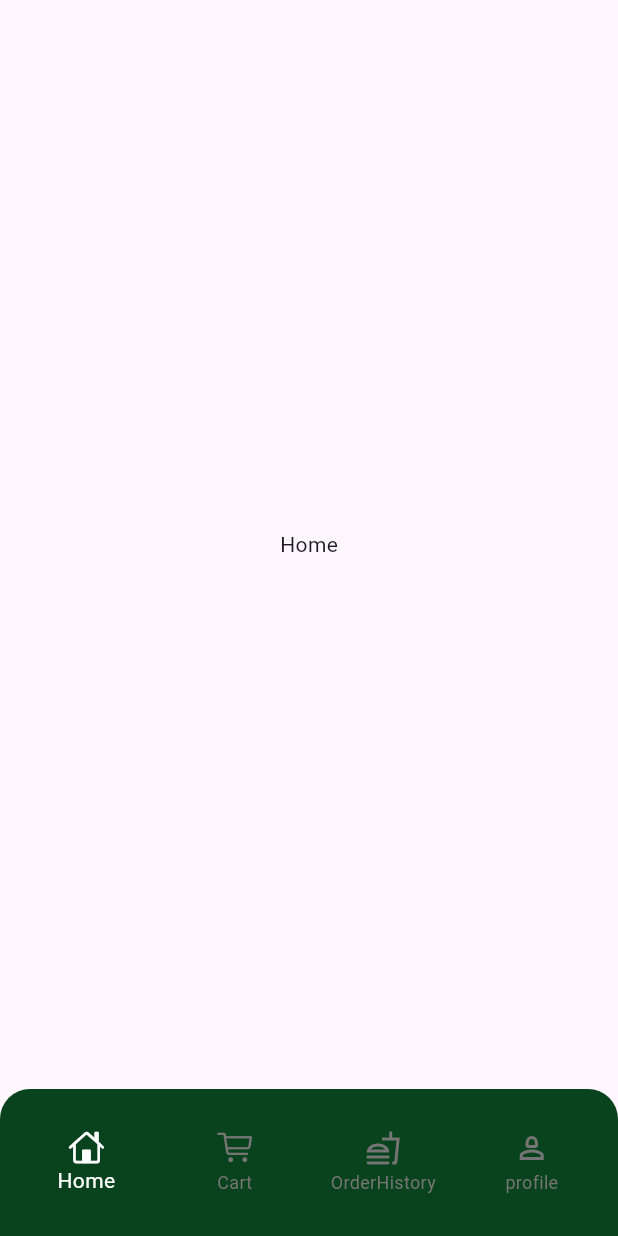
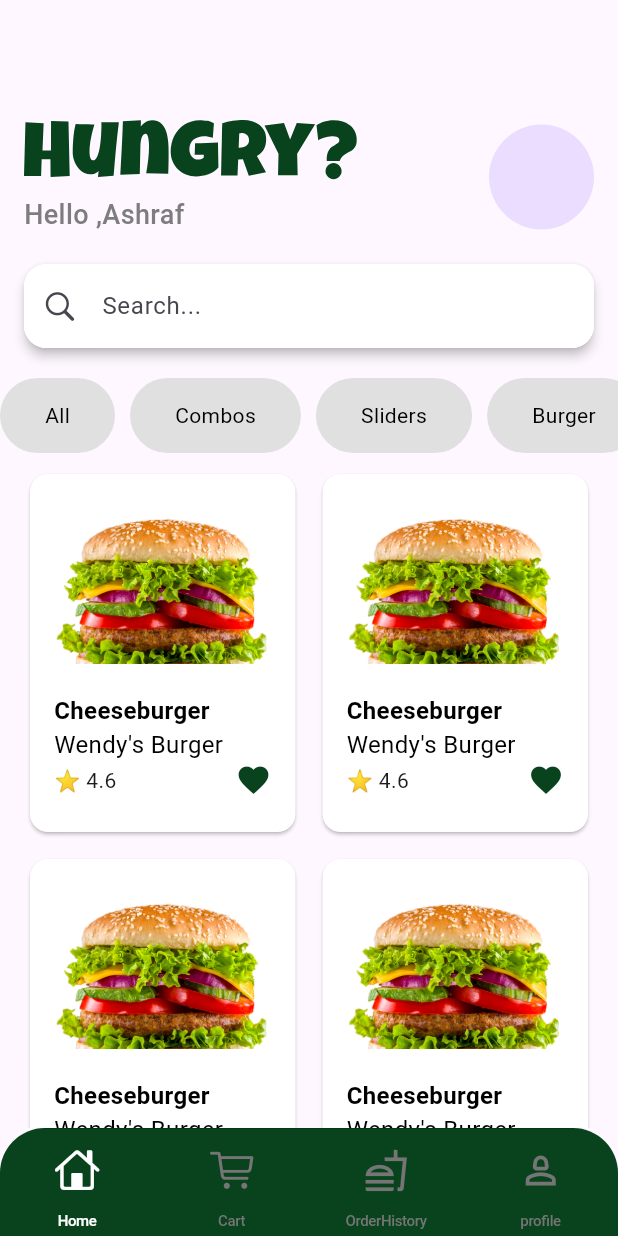
Before and after one commit to AshrafElManDoh/hungry_app, a Flutter app: the screen it shows after launch, on a phone screen of 412 x 824 dp. Run offline on Flutter 3.47's test engine with Material 3 defaults, Android fonts, the phone set to English and light mode, and no system bars; our stand-ins replace flutter_svg, gap.

Commit message:
home and details ui

```diff
--- /dev/null
+++ b/lib/core/utils/app_styles.dart
@@ -0,0 +1,13 @@
+import 'package:flutter/material.dart';
+
+abstract class AppStyles {
+  static TextStyle style18() => TextStyle(
+    fontSize: 18,
+    color: Color(0xff7D7D7D),
+    fontWeight: FontWeight.w500,
+  );
+  static TextStyle style16() =>
+      TextStyle(fontSize: 16, color: Colors.black, fontWeight: FontWeight.w700);
+  static TextStyle style32() =>
+      TextStyle(fontSize: 32, color: Colors.black, fontWeight: FontWeight.w400);
+}
--- /dev/null
+++ b/lib/features/home/data/item_model.dart
@@ -0,0 +1,13 @@
+class ItemModel {
+  final String image;
+  final String title;
+  final String subtitle;
+  final double rate;
+
+  ItemModel({
+    required this.image,
+    required this.title,
+    required this.subtitle,
+    required this.rate,
+  });
+}
--- a/lib/features/home/views/home_view.dart
+++ b/lib/features/home/views/home_view.dart
@@ -1,12 +1,133 @@
 import 'package:flutter/material.dart';
+import 'package:gap/gap.dart';
+import 'package:hungry_app/features/home/data/item_model.dart';
+import 'package:hungry_app/features/home/views/widgets/categories.dart';
+import 'package:hungry_app/features/home/views/widgets/header.dart';
+import 'package:hungry_app/features/home/views/widgets/item_widget.dart';
+import 'package:hungry_app/features/home/views/widgets/search_text_field.dart';
+import 'package:hungry_app/features/product/views/product_view.dart';
 
-class HomeView extends StatelessWidget {
+class HomeView extends StatefulWidget {
   const HomeView({super.key});
 
   @override
+  State<HomeView> createState() => _HomeViewState();
+}
+
+class _HomeViewState extends State<HomeView> {
+  final List<ItemModel> items = [
+    ItemModel(
+      image: "assets/splash/splash.png",
+      title: "Cheeseburger",
+      subtitle: "Wendy's Burger",
+      rate: 4.6,
+    ),
+    ItemModel(
+      image: "assets/splash/splash.png",
+      title: "Cheeseburger",
+      subtitle: "Wendy's Burger",
+      rate: 4.6,
+    ),
+    ItemModel(
+      image: "assets/splash/splash.png",
+      title: "Cheeseburger",
+      subtitle: "Wendy's Burger",
+      rate: 4.6,
+    ),
+    ItemModel(
+      image: "assets/splash/splash.png",
+      title: "Cheeseburger",
+      subtitle: "Wendy's Burger",
+      rate: 4.6,
+    ),
+    ItemModel(
+      image: "assets/splash/splash.png",
+      title: "Cheeseburger",
+      subtitle: "Wendy's Burger",
+      rate: 4.6,
+    ),
+    ItemModel(
+      image: "assets/splash/splash.png",
+      title: "Cheeseburger",
+      subtitle: "Wendy's Burger",
+      rate: 4.6,
+    ),
+    ItemModel(
+      image: "assets/splash/splash.png",
+      title: "Cheeseburger",
+      subtitle: "Wendy's Burger",
+      rate: 4.6,
+    ),
+    ItemModel(
+      image: "assets/splash/splash.png",
+      title: "Cheeseburger",
+      subtitle: "Wendy's Burger",
+      rate: 4.6,
+    ),
+    ItemModel(
+      image: "assets/splash/splash.png",
+      title: "Cheeseburger",
+      subtitle: "Wendy's Burger",
+      rate: 4.6,
+    ),
+    ItemModel(
+      image: "assets/splash/splash.png",
+      title: "ChickenBurger",
+      subtitle: "Wendy's Burger",
+      rate: 4.8,
+    ),
+  ];
+  @override
   Widget build(BuildContext context) {
-    return Scaffold(
-      body: Center(child: Text("Home"),),
+    return GestureDetector(
+      onTap: () => FocusScope.of(context).unfocus(),
+      child: Scaffold(
+        body: CustomScrollView(
+          physics: BouncingScrollPhysics(),
+          slivers: [
+            SliverToBoxAdapter(
+              child: Padding(
+                padding: const EdgeInsets.symmetric(horizontal: 16),
+                child: Column(
+                  children: const [
+                    Gap(80),
+                    Header(),
+                    Gap(20),
+                    SearchTextField(),
+                    Gap(20),
+                  ],
+                ),
+              ),
+            ),
+            SliverToBoxAdapter(
+              child: Column(children: const [Categories(), Gap(10)]),
+            ),
+            SliverPadding(
+              padding: EdgeInsets.symmetric(horizontal: 16),
+              sliver: SliverGrid(
+                delegate: SliverChildBuilderDelegate(
+                  childCount: items.length,
+                  (context, index) => GestureDetector(
+                    onTap: () {
+                      Navigator.push(
+                        context,
+                        MaterialPageRoute(builder: (context) => ProductView()),
+                      );
+                    },
+                    child: ItemWidget(item: items[index]),
+                  ),
+                ),
+                gridDelegate: SliverGridDelegateWithFixedCrossAxisCount(
+                  childAspectRatio: 0.75,
+                  crossAxisCount: 2,
+                  mainAxisSpacing: 10,
+                  crossAxisSpacing: 10,
+                ),
+              ),
+            ),
+          ],
+        ),
+      ),
     );
   }
 }
--- /dev/null
+++ b/lib/features/home/views/widgets/categories.dart
@@ -0,0 +1,48 @@
+import 'package:flutter/material.dart';
+import 'package:hungry_app/core/constants/app_colors.dart';
+
+class Categories extends StatefulWidget {
+  const Categories({super.key});
+
+  @override
+  State<Categories> createState() => _CategoriesState();
+}
+
+class _CategoriesState extends State<Categories> {
+  List<String> categories = ["All", "Combos", "Sliders", "Burger"];
+  int? selectedCategory;
+  @override
+  Widget build(BuildContext context) {
+    return SingleChildScrollView(
+      scrollDirection: Axis.horizontal,
+      child: Row(
+        spacing: 10,
+        children: List.generate(
+          categories.length,
+          (index) => GestureDetector(
+            onTap: (){
+              setState(() {
+                selectedCategory = index ;
+              });
+            },
+            child: Container(
+              padding: EdgeInsets.symmetric(horizontal: 30, vertical: 15),
+              decoration: BoxDecoration(
+                color: selectedCategory == index
+                    ? AppColors.primaryColor
+                    : Colors.grey.shade300,
+                borderRadius: BorderRadius.circular(25),
+              ),
+              child: Text(
+                categories[index],
+                style: TextStyle(
+                  color: selectedCategory == index ? Colors.white : Colors.black,
+                ),
+              ),
+            ),
+          ),
+        ),
+      ),
+    );
+  }
+}
--- /dev/null
+++ b/lib/features/home/views/widgets/header.dart
@@ -0,0 +1,34 @@
+import 'package:flutter/material.dart';
+import 'package:flutter_svg/flutter_svg.dart';
+import 'package:gap/gap.dart';
+import 'package:hungry_app/core/constants/app_colors.dart';
+import 'package:hungry_app/core/utils/app_styles.dart';
+
+class Header extends StatelessWidget {
+  const Header({super.key});
+
+  @override
+  Widget build(BuildContext context) {
+    return Row(
+      children: [
+        Column(
+          crossAxisAlignment: CrossAxisAlignment.start,
+          children: [
+            SvgPicture.asset(
+              "assets/logo/hungry.svg",
+              height: 40,
+              colorFilter: ColorFilter.mode(
+                AppColors.primaryColor,
+                BlendMode.srcIn,
+              ),
+            ),Gap(10),
+            Text("Hello ,Ashraf",style: AppStyles.style18(),),
+          ],
+        ),Spacer(),
+        CircleAvatar(
+          radius: 35,
+        ),
+      ],
+    );
+  }
+}
--- /dev/null
+++ b/lib/features/home/views/widgets/item_widget.dart
@@ -0,0 +1,44 @@
+import 'package:flutter/material.dart';
+import 'package:gap/gap.dart';
+import 'package:hungry_app/core/constants/app_colors.dart';
+
+import '../../../../core/utils/app_styles.dart';
+import '../../data/item_model.dart';
+
+class ItemWidget extends StatelessWidget {
+  const ItemWidget({super.key, required this.item});
+
+  final ItemModel item;
+
+  @override
+  Widget build(BuildContext context) {
+    return Card(
+      color: Colors.white,
+      child: Padding(
+        padding: const EdgeInsets.all(16),
+        child: Column(
+          crossAxisAlignment: CrossAxisAlignment.start,
+          children: [
+            Image.asset(item.image, height: 120),
+            Gap(10),
+            Text(item.title, style: AppStyles.style16()),
+            Text(
+              item.subtitle,
+              style: AppStyles.style16().copyWith(fontWeight: FontWeight.w400),
+            ),
+            Row(
+              mainAxisAlignment: MainAxisAlignment.spaceBetween,
+              children: [
+                Text("⭐ ${item.rate}"),
+                GestureDetector(
+                  onTap: () {},
+                  child: Icon(Icons.favorite, color: AppColors.primaryColor),
+                )
+              ],
+            ),
+          ],
+        ),
+      ),
+    );
+  }
+}
--- /dev/null
+++ b/lib/features/home/views/widgets/search_text_field.dart
@@ -0,0 +1,31 @@
+import 'package:flutter/cupertino.dart';
+import 'package:flutter/material.dart';
+
+class SearchTextField extends StatelessWidget {
+  const SearchTextField({super.key});
+
+  @override
+  Widget build(BuildContext context) {
+    return Material(
+      elevation: 3,
+      borderRadius: BorderRadius.circular(15),
+      child: TextField(
+        decoration: InputDecoration(
+          hintText: "Search...",
+          prefixIcon: Icon(CupertinoIcons.search,),
+          filled: true,
+          fillColor: Colors.white,
+          enabledBorder: buildOutlineInputBorder(),
+          focusedBorder: buildOutlineInputBorder()
+        ),
+      ),
+    );
+  }
+
+  OutlineInputBorder buildOutlineInputBorder() {
+    return OutlineInputBorder(
+      borderSide: BorderSide(color: Colors.white),
+        borderRadius: BorderRadius.circular(15),
+      );
+  }
+}
--- a/lib/root.dart
+++ b/lib/root.dart
@@ -54,23 +54,17 @@ class _RootState extends State<Root> {
         },
         children: views,
       ),
-
-      bottomNavigationBar: Container(
-        padding: EdgeInsets.symmetric(horizontal: 8, vertical: 20),
-        decoration: BoxDecoration(
-          color: AppColors.primaryColor,
-          borderRadius: BorderRadius.only(
-            topLeft: Radius.circular(20),
-            topRight: Radius.circular(20),
-          ),
+      bottomNavigationBar: ClipRRect(
+        borderRadius: BorderRadius.only(
+          topLeft: Radius.circular(30),
+          topRight: Radius.circular(30),
         ),
-        child: BottomNavigationBar(
-          backgroundColor: Colors.transparent,
-          elevation: 0,
+        child: CupertinoTabBar(
+          backgroundColor: AppColors.primaryColor,
           currentIndex: currentPage,
-          type: BottomNavigationBarType.fixed,
-          selectedItemColor: Colors.white,
-          unselectedItemColor: Colors.grey.shade600,
+          height: 72,
+          activeColor: Colors.white,
+          inactiveColor: Colors.grey.shade600,
           onTap: (value) => setState(() {
             controller.jumpToPage(value);
           }),
--- a/pubspec.yaml
+++ b/pubspec.yaml
@@ -65,6 +65,7 @@ flutter:
     - assets/
     - assets/logo/
     - assets/splash/
+    - assets/test/
 
   # An image asset can refer to one or more resolution-specific "variants", see
   # https://flutter.dev/to/resolution-aware-images
```
Also changed, not shown: lib/core/widgets/price_button_widget.dart (added, +55 -0 lines), lib/features/product/views/product_view.dart (added, +62 -0 lines), lib/features/product/views/widgets/extra_widget.dart (added, +36 -0 lines), lib/features/product/views/widgets/spicy_widget.dart (added, +53 -0 lines), lib/features/product/views/widgets/topping_item.dart (added, +56 -0 lines), 2 other files.
